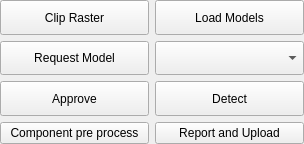
First picture: the form in windows/terra_tools.ui, repository sensehawk/qgis_plugin, before the edit.
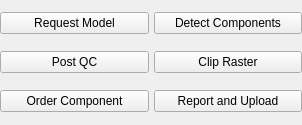
Second picture: the form after the edit.

Commit message: load model updated

Diff of the .ui file:
```diff
--- a/windows/terra_tools.ui
+++ b/windows/terra_tools.ui
@@ -6,8 +6,8 @@
    <rect>
     <x>0</x>
     <y>0</y>
-    <width>304</width>
-    <height>144</height>
+    <width>302</width>
+    <height>125</height>
    </rect>
   </property>
   <property name="sizePolicy">
@@ -38,8 +38,11 @@
    <property name="bottomMargin">
     <number>0</number>
    </property>
-   <item row="0" column="0">
-    <widget class="QPushButton" name="clipButton">
+   <property name="spacing">
+    <number>5</number>
+   </property>
+   <item row="5" column="1">
+    <widget class="QPushButton" name="report_update">
      <property name="sizePolicy">
       <sizepolicy hsizetype="Preferred" vsizetype="Preferred">
        <horstretch>0</horstretch>
@@ -47,27 +50,27 @@
       </sizepolicy>
      </property>
      <property name="text">
-      <string>Clip Raster</string>
+      <string>Report and Upload</string>
      </property>
     </widget>
    </item>
-   <item row="0" column="1">
-    <widget class="QPushButton" name="loadModelsButton">
+   <item row="2" column="0">
+    <widget class="QPushButton" name="approveButton">
      <property name="sizePolicy">
-      <sizepolicy hsizetype="Preferred" vsizetype="Preferred">
+      <sizepolicy hsizetype="Preferred" vsizetype="Fixed">
        <horstretch>0</horstretch>
        <verstretch>0</verstretch>
       </sizepolicy>
      </property>
      <property name="text">
-      <string>Load Models</string>
+      <string>Post QC</string>
      </property>
     </widget>
    </item>
    <item row="1" column="0">
     <widget class="QPushButton" name="requestModelButton">
      <property name="sizePolicy">
-      <sizepolicy hsizetype="Preferred" vsizetype="Preferred">
+      <sizepolicy hsizetype="Preferred" vsizetype="Fixed">
        <horstretch>0</horstretch>
        <verstretch>0</verstretch>
       </sizepolicy>
@@ -81,41 +84,6 @@
     </widget>
    </item>
    <item row="1" column="1">
-    <widget class="QComboBox" name="detectionModel">
-     <property name="sizePolicy">
-      <sizepolicy hsizetype="Preferred" vsizetype="Preferred">
-       <horstretch>0</horstretch>
-       <verstretch>0</verstretch>
-      </sizepolicy>
-     </property>
-     <property name="editable">
-      <bool>false</bool>
-     </property>
-     <property name="currentText">
-      <string/>
-     </property>
-     <property name="insertPolicy">
-      <enum>QComboBox::InsertAtBottom</enum>
-     </property>
-     <property name="duplicatesEnabled">
-      <bool>true</bool>
-     </property>
-    </widget>
-   </item>
-   <item row="2" column="0">
-    <widget class="QPushButton" name="approveButton">
-     <property name="sizePolicy">
-      <sizepolicy hsizetype="Preferred" vsizetype="Preferred">
-       <horstretch>0</horstretch>
-       <verstretch>0</verstretch>
-      </sizepolicy>
-     </property>
-     <property name="text">
-      <string>Approve</string>
-     </property>
-    </widget>
-   </item>
-   <item row="2" column="1">
     <widget class="QPushButton" name="detectButton">
      <property name="sizePolicy">
       <sizepolicy hsizetype="Preferred" vsizetype="Preferred">
@@ -124,27 +92,27 @@
       </sizepolicy>
      </property>
      <property name="text">
-      <string>Detect</string>
+      <string>Detect Components</string>
      </property>
     </widget>
    </item>
-   <item row="3" column="0">
-    <widget class="QPushButton" name="component_pre_process">
+   <item row="5" column="0">
+    <widget class="QPushButton" name="orderComponent">
      <property name="text">
-      <string>Component pre process</string>
+      <string>Order Component</string>
      </property>
     </widget>
    </item>
-   <item row="3" column="1">
-    <widget class="QPushButton" name="report_update">
+   <item row="2" column="1">
+    <widget class="QPushButton" name="clipButton">
      <property name="sizePolicy">
-      <sizepolicy hsizetype="Preferred" vsizetype="Preferred">
+      <sizepolicy hsizetype="Preferred" vsizetype="Fixed">
        <horstretch>0</horstretch>
        <verstretch>0</verstretch>
       </sizepolicy>
      </property>
      <property name="text">
-      <string>Report and Upload</string>
+      <string>Clip Raster</string>
      </property>
     </widget>
    </item>
```
The commit also changes 17 other files.
